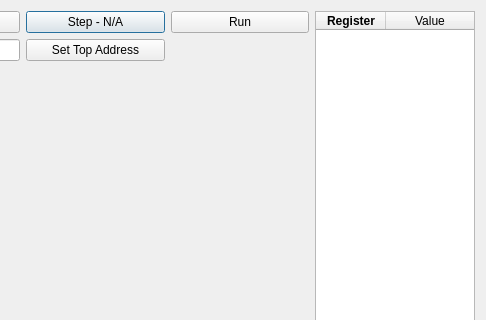
Before: the Qt Designer form Sugarbox/DebugDialog.ui in Tom1975/SugarboxV2, drawn with Qt 5; both pictures show x 274 to 760 and y 0 to 320 of the 760 by 639 pixel window.
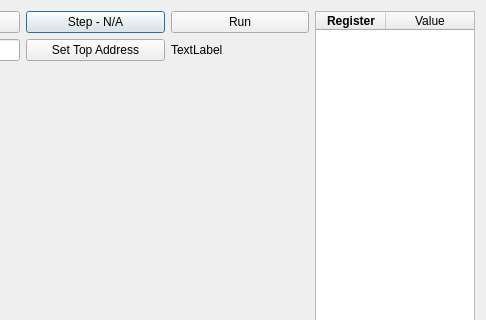
After: the same form once the commit is applied. Custom widgets are drawn as their Qt base class.

Commit message: Fix : bad includes in "ui" file

```diff
--- a/Sugarbox/DebugDialog.ui
+++ b/Sugarbox/DebugDialog.ui
@@ -72,6 +72,13 @@
              </property>
             </widget>
            </item>
+           <item row="1" column="3">
+            <widget class="QLabel" name="run_status">
+             <property name="text">
+              <string>TextLabel</string>
+             </property>
+            </widget>
+           </item>
           </layout>
          </item>
         </layout>
```
Left out of the diff: 6 changed lines with no effect on the pictures.
